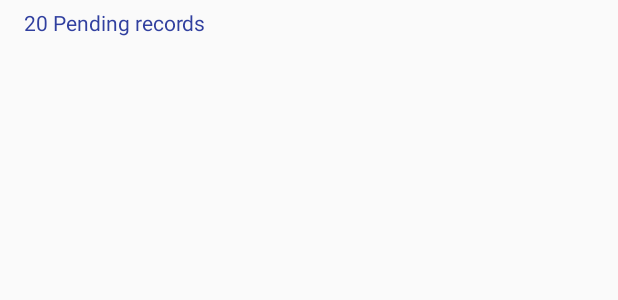
After one commit to livinggoods/MCQExamApp, an Android app: the layout activity_pending_data.xml on its own in the app's theme, with its tools: preview values and no code run, on a phone screen of 412 x 824 dp. The commit adds this screen. Shown: the top 300 px of the screen. Run offline under Robolectric (Android 15) with nearby library versions, the phone set to English and light mode, and no system bars; network calls fail.

Commit message:
Added Support for showing pending uploaded records

```diff
--- a/app/src/main/java/org/livinggoods/exam/activity/InitialSetupActivity.kt
+++ b/app/src/main/java/org/livinggoods/exam/activity/InitialSetupActivity.kt
@@ -109,6 +109,7 @@ class InitialSetupActivity : BaseActivity(), View.OnClickListener, AdapterView.O
 
         session.sessionDetails = details
         examsList.forEach { exam ->
+            exam.traineeId = trainee?.id!!
             exam.save()
             exam.questions?.forEach { question ->
                 question.localExamId = exam.id
--- a/app/src/main/java/org/livinggoods/exam/activity/fragment/ExamViewFragment.kt
+++ b/app/src/main/java/org/livinggoods/exam/activity/fragment/ExamViewFragment.kt
@@ -112,6 +112,8 @@ class ExamViewFragment : Fragment() {
                     getString(R.string.confirm_inst),
                     DialogInterface.OnClickListener { dialog, which ->
 
+                        dialog.dismiss()
+
                         val listType = object : TypeToken<ArrayList<Answer>>() {}.type
                         val answers = gson.fromJson<MutableList<Answer>>(data, listType)
                         answers.forEach { answer -> answer.save() }
@@ -120,7 +122,6 @@ class ExamViewFragment : Fragment() {
                         val exam = mListener?.getExamJSON()!!
                         exam.localExamStatus = Constants.EXAM_STATUS_DONE
                         exam.save()
-
                         activity!!.finish()
                     },
                     getString(R.string.confirm),
--- a/app/src/main/java/org/livinggoods/exam/model/Exam.kt
+++ b/app/src/main/java/org/livinggoods/exam/model/Exam.kt
@@ -42,4 +42,8 @@ class Exam(): SugarRecord<Exam>() {
     @Expose
     var localExamStatus: String? = Constants.EXAM_STATUS_PENDING
 
+    @SerializedName("trainee_id")
+    @Expose
+    var traineeId: String? = null
+
 }
--- a/app/src/main/java/org/livinggoods/exam/network/APIClient.kt
+++ b/app/src/main/java/org/livinggoods/exam/network/APIClient.kt
@@ -27,7 +27,7 @@ object APIClient {
 
     fun getClient(context: Context): Retrofit {
 
-        val BASE_URL = "http://expansion-test.lg-apps.com/api/v1/"
+        val BASE_URL = "http://ac59ef66.ngrok.io/api/v1/"
 
         val logging = HttpLoggingInterceptor()
         logging.level = HttpLoggingInterceptor.Level.BODY
--- /dev/null
+++ b/app/src/main/res/layout/activity_pending_data.xml
@@ -0,0 +1,29 @@
+<?xml version="1.0" encoding="utf-8"?>
+<LinearLayout
+    xmlns:android="http://schemas.android.com/apk/res/android"
+    xmlns:app="http://schemas.android.com/apk/res-auto"
+    xmlns:tools="http://schemas.android.com/tools"
+    android:layout_width="match_parent"
+    android:layout_height="match_parent"
+    tools:context=".activity.PendingDataActivity"
+    android:orientation="vertical">
+
+    <TextView
+        android:id="@+id/tv_pending_records"
+        android:layout_width="match_parent"
+        android:layout_height="wrap_content"
+        tools:text="20 Pending records"
+        style="@style/TextAppearance.AppCompat.Body1"
+        android:paddingLeft="16dp"
+        android:paddingRight="16dp"
+        android:paddingTop="5dp"
+        android:paddingBottom="5dp"
+        android:textColor="@color/colorPrimaryDark"/>
+
+    <ListView
+        android:id="@+id/lv_pending_records"
+        android:layout_width="match_parent"
+        android:layout_height="0dp"
+        android:layout_weight="1" />
+
+</LinearLayout>
--- a/app/src/main/res/values/strings.xml
+++ b/app/src/main/res/values/strings.xml
@@ -38,4 +38,6 @@
     <string name="setting_personal">Personal Details</string>
     <string name="setting_training">Training Details</string>
     <string name="title_settings">Settings</string>
+    <string name="pending_count" formatted="false">%d pending records</string>
+    <string name="title_pending_records">Pending Records</string>
 </resources>
```
Also changed, not shown: app/src/main/AndroidManifest.xml (+13 -9 lines), app/src/main/java/org/livinggoods/exam/activity/ExamListActivity.kt (+8 -6 lines), app/src/main/java/org/livinggoods/exam/activity/PendingDataActivity.kt (added, +53 -0 lines), app/src/main/java/org/livinggoods/exam/model/Answer.kt (+24 -5 lines), 1 other file.
